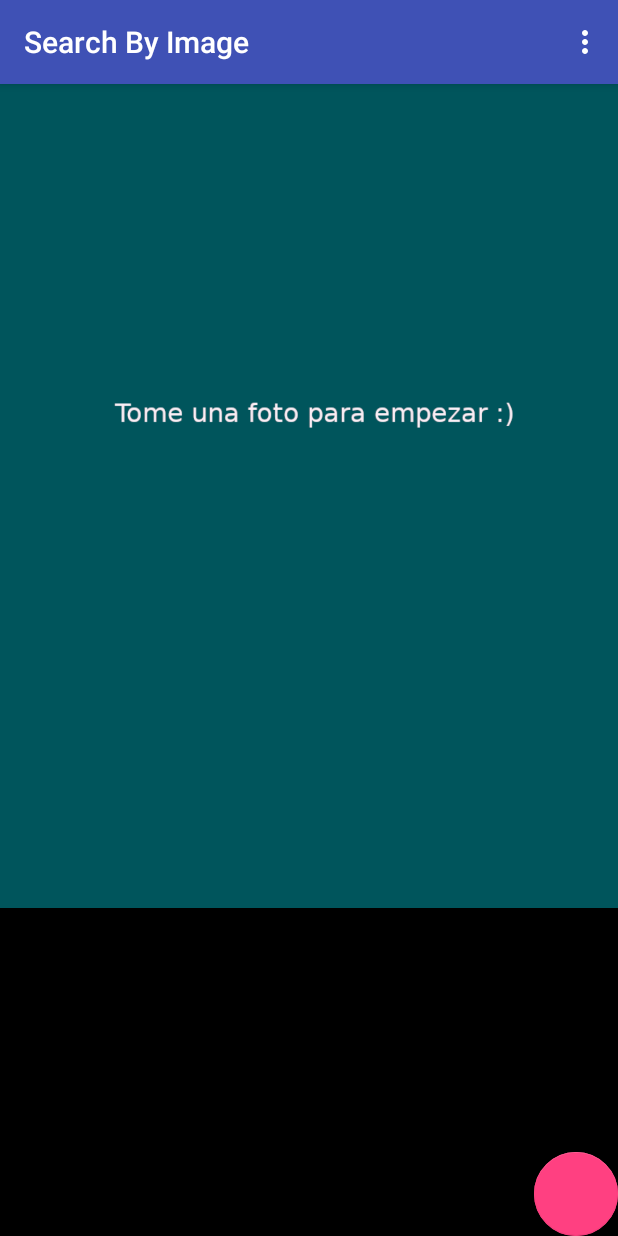
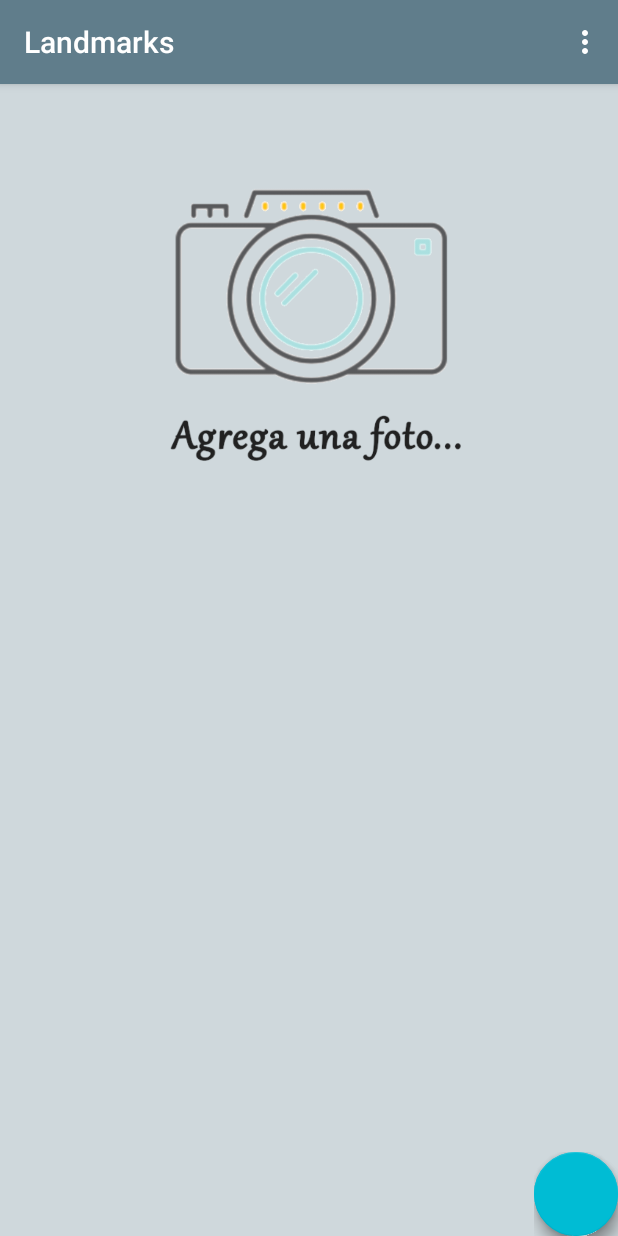
Before and after one commit to Ivan-Jimenez/Android-search-by-image, an Android app: the screen it shows after launch (MainScreenActivity), on a phone screen of 412 x 824 dp. Run offline under Robolectric (Android 15) with nearby library versions, the phone set to English and light mode, and no system bars; libraries missing offline, so code that uses them is left out: com.getbase.floatingactionbutton, com.google.firebase.ml; plain views replace FloatingActionButton, FloatingActionsMenu; 6 statements that could not run were skipped.

Commit message:
interface finished

```diff
--- a/app/src/main/AndroidManifest.xml
+++ b/app/src/main/AndroidManifest.xml
@@ -34,7 +34,7 @@
             android:name="com.google.firebase.ml.vision.DEPENDENCIES"
             android:value="ocr" />
 
-        <activity android:name=".InfoActivity" />
+        <activity android:name=".InfoActivity" android:theme="@style/AppThemeNoBar"/>
         <!--
              The API key for Google Maps-based APIs is defined as a string resource.
              (See the file "res/values/google_maps_api.xml").
--- a/app/src/main/java/mx/ivancastro/android_search_by_image/cloud/landmarkrecognition/CloudLandmarkRecognitionProcessor.java
+++ b/app/src/main/java/mx/ivancastro/android_search_by_image/cloud/landmarkrecognition/CloudLandmarkRecognitionProcessor.java
@@ -30,7 +30,7 @@
     private List<FirebaseVisionLatLng> locations;
 
     private String landmarkName;
-    private boolean detected = false;
+    private boolean detected;
 
     public CloudLandmarkRecognitionProcessor () {
         super();
@@ -65,6 +65,8 @@
             CloudLandmarkGraphic cloudLandmarkGraphic = new CloudLandmarkGraphic(graphicOverlay);
             graphicOverlay.add(cloudLandmarkGraphic);
             cloudLandmarkGraphic.updateLandmark(landmark);
+
+            detected = true;
         }
     }
 
--- a/app/src/main/res/layout/activity_main_screen.xml
+++ b/app/src/main/res/layout/activity_main_screen.xml
@@ -2,12 +2,11 @@
 
 <RelativeLayout
     xmlns:android="http://schemas.android.com/apk/res/android"
-    xmlns:tools="http://schemas.android.com/tools"
     android:id="@+id/fireTopLayout"
     android:orientation="vertical"
     android:layout_width="match_parent"
     android:layout_height="match_parent"
-    android:background="#FFF"
+    android:background="@color/colorBackground"
     android:keepScreenOn="true">
 
     <include layout="@layout/fire_top"></include>
--- a/app/src/main/res/layout/fire_top.xml
+++ b/app/src/main/res/layout/fire_top.xml
@@ -6,7 +6,7 @@
     android:orientation="vertical"
     android:layout_width="match_parent"
     android:layout_height="match_parent"
-    android:background="#000"
+    android:background="@color/colorBackground"
     android:keepScreenOn="true">
 
     <FrameLayout
--- a/app/src/main/res/values/colors.xml
+++ b/app/src/main/res/values/colors.xml
@@ -1,8 +1,10 @@
 <?xml version="1.0" encoding="utf-8"?>
 <resources>
-    <color name="colorPrimary">#3F51B5</color>
-    <color name="colorPrimaryDark">#303F9F</color>
-    <color name="colorAccent">#FF4081</color>
+    <color name="colorPrimary">#607D8B</color>
+    <color name="colorPrimaryDark">#455A64</color>
+    <color name="colorAccent">#00BCD4</color>
+
+    <color name="colorBackground">#CFD8DC</color>
 
     <color name="white">#FFF</color>
     <color name="negro_semitransparente">#B2000000</color>
--- a/app/src/main/res/values/strings.xml
+++ b/app/src/main/res/values/strings.xml
@@ -1,5 +1,5 @@
 <resources>
-    <string name="app_name">Search By Image</string>
+    <string name="app_name">Landmarks</string>
     <string name="latitude">latitude</string>
     <string name="title_activity_location">Map</string>
     <string name="acercar">Acercar</string>
--- a/app/src/main/res/values/styles.xml
+++ b/app/src/main/res/values/styles.xml
@@ -2,6 +2,13 @@
 
     <!-- Base application theme. -->
     <style name="AppTheme" parent="Theme.AppCompat.Light.DarkActionBar">
+        <!-- Customize your theme here. -->
+        <item name="colorPrimary">@color/colorPrimary</item>
+        <item name="colorPrimaryDark">@color/colorPrimaryDark</item>
+        <item name="colorAccent">@color/colorAccent</item>
+    </style>
+
+    <style name="AppThemeNoBar" parent="Theme.AppCompat.Light.NoActionBar">
         <!-- Customize your theme here. -->
         <item name="colorPrimary">@color/colorPrimary</item>
         <item name="colorPrimaryDark">@color/colorPrimaryDark</item>
```
Also changed, not shown: app/src/main/java/mx/ivancastro/android_search_by_image/MainScreenActivity.java (+33 -11 lines), app/src/main/res/drawable/main_bg.png, app/src/main/res/drawable/main_bg_bm.png (added).
